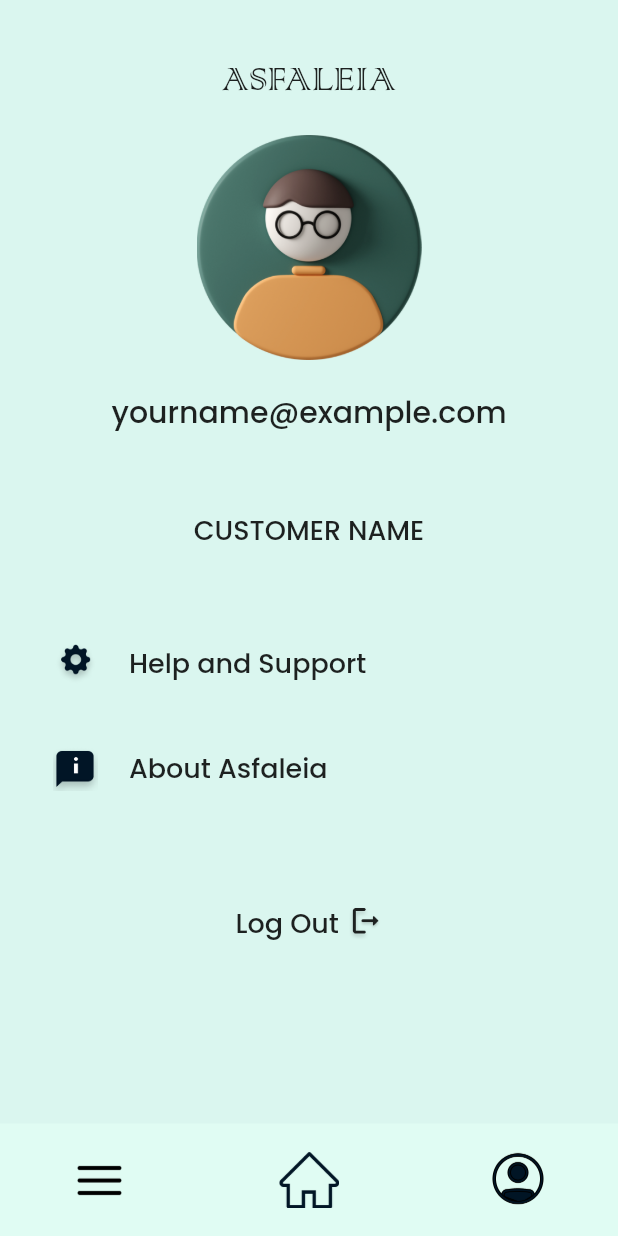
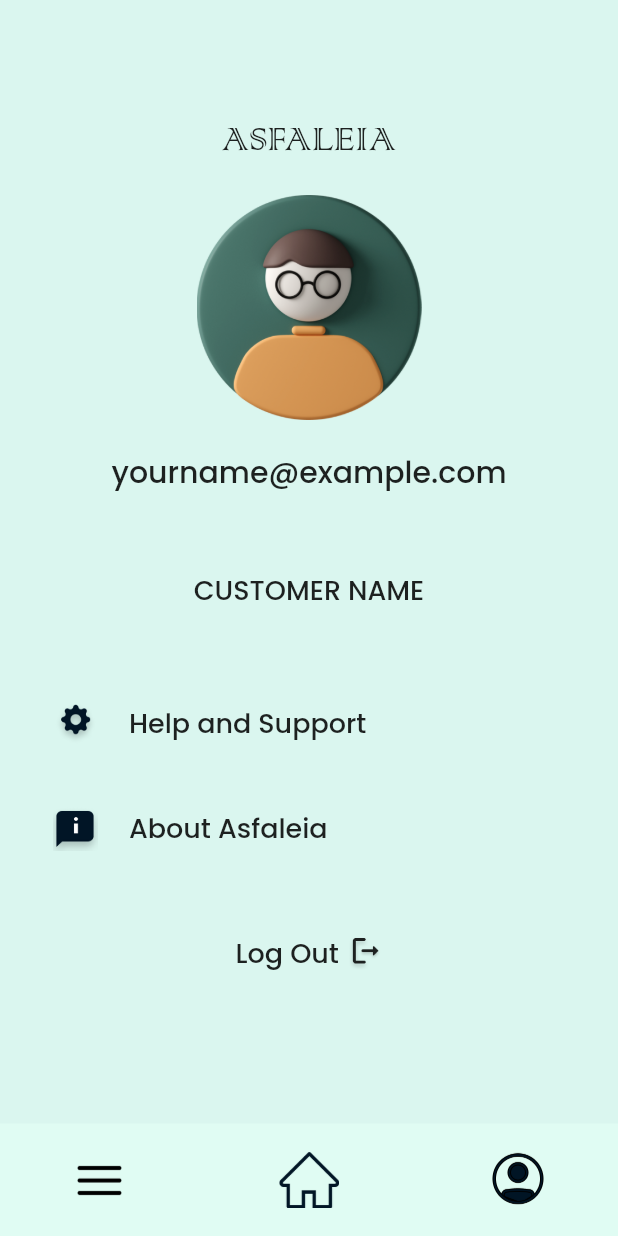
Before and after one commit to hellblazer7/Asfaleia, a Flutter app: the ProfileScreen screen opened by its route, on a phone screen of 412 x 824 dp. Run offline on Flutter 3.47's test engine with Material 2 defaults, Android fonts, the light colour scheme and no system bars; our stand-ins replace flutter_switch.

Commit message:
Changes in Padding and Margins

```diff
--- a/lib/screens/featuresscreen.dart
+++ b/lib/screens/featuresscreen.dart
@@ -25,7 +25,7 @@
             width: 100.0,
           ),
           const SizedBox(
-            height: 55.0,
+            height: 40.0,
           ),
           Padding(
             padding: const EdgeInsets.symmetric(horizontal: 37.0),
--- a/lib/screens/profilescreen.dart
+++ b/lib/screens/profilescreen.dart
@@ -122,7 +122,7 @@
             ],
           ),
           const SizedBox(
-            height: 75.0,
+            height: 55.0,
           ),
           Row(
             mainAxisAlignment: MainAxisAlignment.center,
@@ -143,7 +143,7 @@
             ],
           ),
           const SizedBox(
-            height: 120.0,
+            height: 100.0,
           ),
           Container(
             height: 75.0,
```
Also changed, not shown: lib/screens/aboutusscreen.dart (+5 -5 lines).
